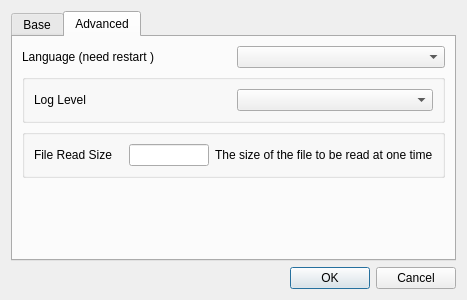
Before: the Qt Designer form CryptokiMan/settings_dlg.ui in jykim74/CryptokiMan, drawn with Qt 5.
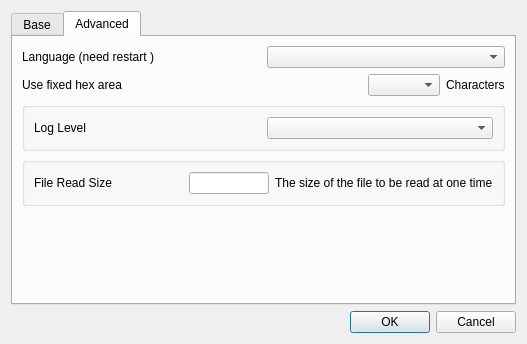
After: the same form once the commit is applied. The open tabs and pages were chosen to show the change.

The edit to the form file:
```diff
--- a/CryptokiMan/settings_dlg.ui
+++ b/CryptokiMan/settings_dlg.ui
@@ -6,8 +6,8 @@
    <rect>
     <x>0</x>
     <y>0</y>
-    <width>467</width>
-    <height>300</height>
+    <width>527</width>
+    <height>344</height>
    </rect>
   </property>
   <property name="windowTitle">
@@ -177,6 +177,43 @@
          </item>
         </layout>
        </item>
+       <item>
+        <layout class="QGridLayout" name="gridLayout_2">
+         <property name="topMargin">
+          <number>0</number>
+         </property>
+         <item row="0" column="3">
+          <widget class="QLabel" name="label_10">
+           <property name="text">
+            <string>Characters</string>
+           </property>
+          </widget>
+         </item>
+         <item row="0" column="0">
+          <widget class="QLabel" name="label_9">
+           <property name="text">
+            <string>Use fixed hex area</string>
+           </property>
+          </widget>
+         </item>
+         <item row="0" column="2">
+          <widget class="QComboBox" name="mHexAreaWidthCombo"/>
+         </item>
+         <item row="0" column="1">
+          <spacer name="horizontalSpacer">
+           <property name="orientation">
+            <enum>Qt::Horizontal</enum>
+           </property>
+           <property name="sizeHint" stdset="0">
+            <size>
+             <width>40</width>
+             <height>20</height>
+            </size>
+           </property>
+          </spacer>
+         </item>
+        </layout>
+       </item>
        <item>
         <widget class="QGroupBox" name="mLogLevelGroup">
          <property name="title">
```
Left out of the diff: 2 changed lines with no effect on the pictures.
